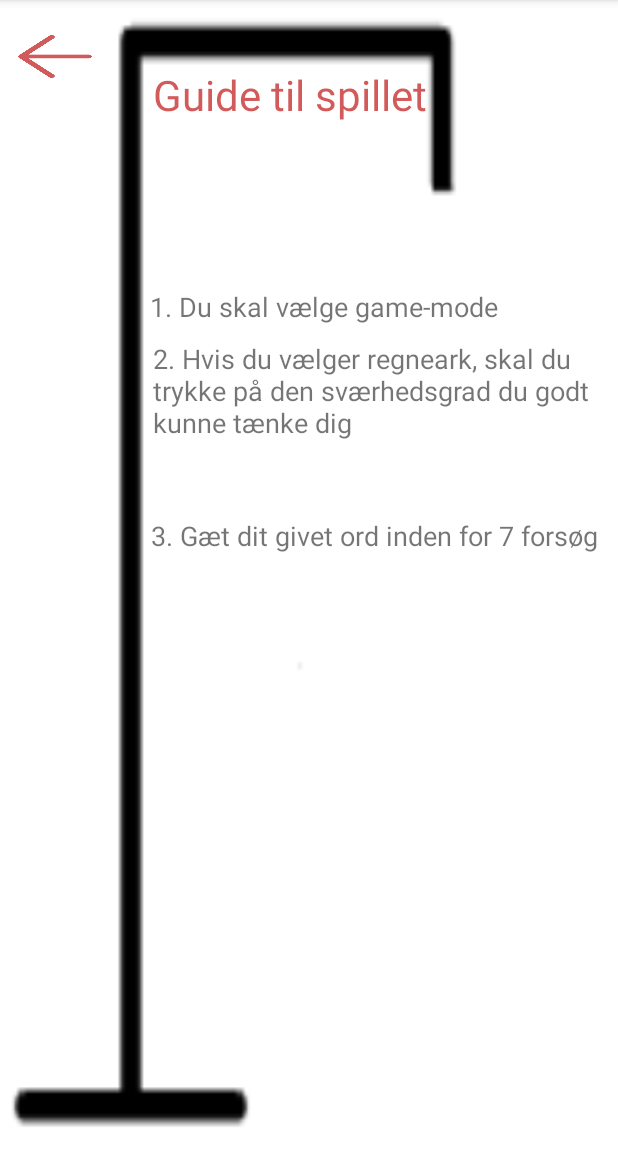
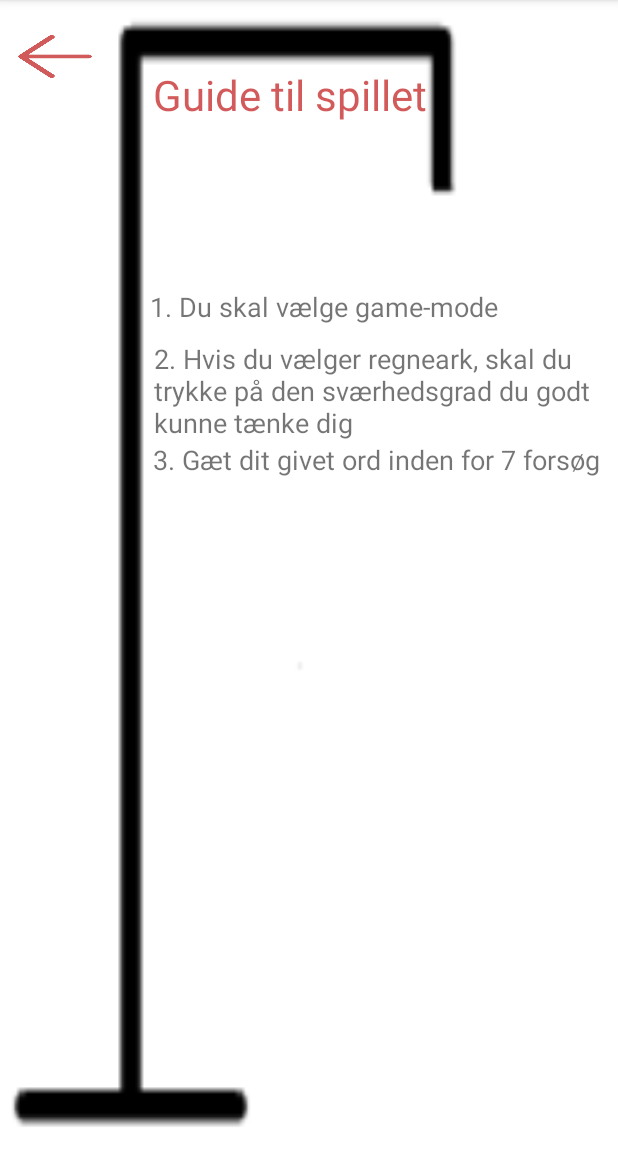
Before and after one commit to fredrikmejs/mobilapp_2, an Android app: the Choose_game screen opened directly, with no data from a screen before it, after a tap on "GUIDE TIL SPILLET", on a phone screen of 412 x 824 dp, the part 84-1236 px from its top. Run offline under Robolectric (Android 15) with nearby library versions, the phone set to English and light mode, and no system bars.

Commit message:
fixed minor bugs

```diff
--- a/app/src/main/java/com/example/mobilapp_21/ui/Choose_game.java
+++ b/app/src/main/java/com/example/mobilapp_21/ui/Choose_game.java
@@ -86,6 +86,7 @@ public class Choose_game extends AppCompatActivity implements View.OnClickListen
 
         if (v == button_howToPlay) {
             Intent intent = new Intent(this, HowToPlay.class);
+            intent.putExtra("Spillernavn", spillerNavn);
             finish();
             startActivity(intent);
         }
--- a/app/src/main/java/com/example/mobilapp_21/ui/HowToPlay.java
+++ b/app/src/main/java/com/example/mobilapp_21/ui/HowToPlay.java
@@ -2,6 +2,7 @@ package com.example.mobilapp_21.ui;
 
 import androidx.appcompat.app.AppCompatActivity;
 
+import android.content.Intent;
 import android.os.Bundle;
 import android.view.View;
 import android.widget.Button;
@@ -10,11 +11,17 @@ import com.example.mobilapp_21.R;
 
 public class HowToPlay extends AppCompatActivity implements View.OnClickListener {
 private Button button_back;
+private String spillerNavn;
 
     @Override
     protected void onCreate(Bundle savedInstanceState) {
         super.onCreate(savedInstanceState);
         setContentView(R.layout.activity_how_to_play);
+
+        Bundle lastIntent = getIntent().getExtras();
+        if (lastIntent != null){
+            spillerNavn = lastIntent.getString("SpillerNavn");
+        }
 
         button_back = findViewById(R.id.button_backToMenu);
         button_back.setOnClickListener(this);
@@ -23,7 +30,10 @@ private Button button_back;
     @Override
     public void onClick(View v) {
         if (v == button_back){
+            Intent intent = new Intent(this,Choose_game.class);
+            intent.putExtra("SpillerNavn",spillerNavn);
             finish();
+            startActivity(intent);
         }
     }
 }
--- a/app/src/main/res/layout/activity_how_to_play.xml
+++ b/app/src/main/res/layout/activity_how_to_play.xml
@@ -35,8 +35,8 @@
 
     <TextView
         android:id="@+id/textView_reglerTekst2"
-        android:layout_width="310dp"
-        android:layout_height="98dp"
+        android:layout_width="309dp"
+        android:layout_height="wrap_content"
         android:layout_marginTop="10dp"
         android:layout_marginBottom="486dp"
         android:text="2. Hvis du vælger regneark, skal du trykke på den sværhedsgrad du godt kunne tænke dig"
@@ -52,11 +52,10 @@
         android:id="@+id/textView_reglerTekst3"
         android:layout_width="wrap_content"
         android:layout_height="wrap_content"
-        android:layout_marginTop="20dp"
         android:text="3. Gæt dit givet ord inden for 7 forsøg"
         android:textSize="18sp"
         app:layout_constraintEnd_toEndOf="parent"
-        app:layout_constraintHorizontal_bias="0.885"
+        app:layout_constraintHorizontal_bias="0.894"
         app:layout_constraintStart_toStartOf="parent"
         app:layout_constraintTop_toBottomOf="@+id/textView_reglerTekst2" />
 
```
Also changed, not shown: app/src/main/java/com/example/mobilapp_21/ui/GalgeSpil.java (+6 -15 lines).
